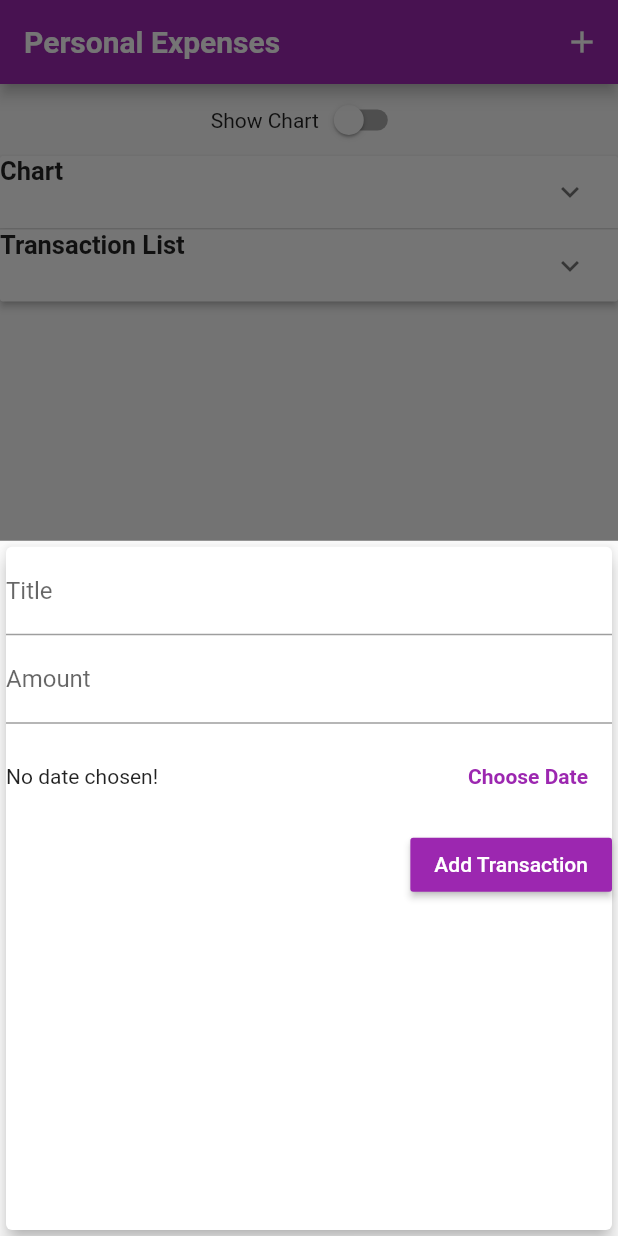
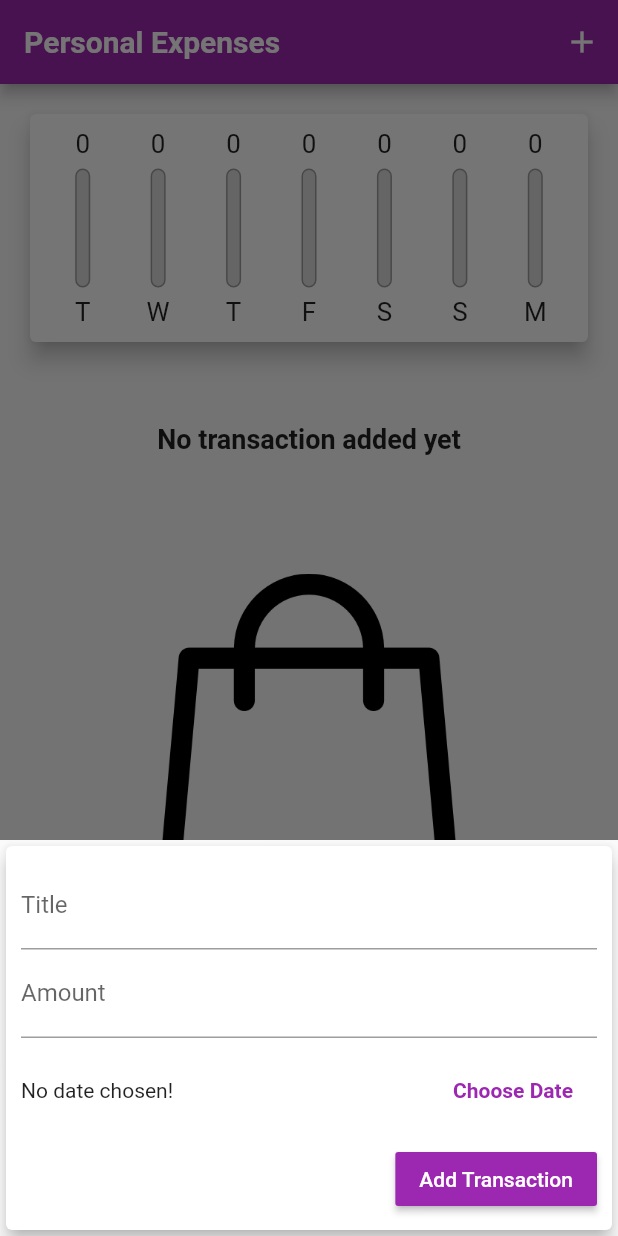
Before and after one commit to oreki27/Expense_Tracker, a Flutter app: the screen it shows after launch, after a tap on the "add" icon, on a phone screen of 412 x 824 dp. Run offline on Flutter 3.47's test engine with Material 2 defaults, Android fonts, the phone set to English and light mode, and no system bars; Roboto replaces fonts that are missing (OpenSans).

Commit message:
Adapted the app for both iOS and Android

```diff
--- a/lib/main.dart
+++ b/lib/main.dart
@@ -1,5 +1,9 @@
+import 'dart:io';
+
+import 'package:flutter/cupertino.dart';
 import 'package:flutter/material.dart';
 import 'package:flutter/services.dart';
+
 import './widgets/new_transaction.dart';
 import './widgets/transaction_list.dart';
 import '/widgets/chart.dart';
@@ -106,11 +110,27 @@ class _MyHomePageState extends State<MyHomePage> {
     );
   }
 
-  List<bool> lst = [false,false];
+  // List<bool> lst = [false,false];
 
   @override
   Widget build(BuildContext context) {
-    final appBar = AppBar(
+    final mQ = MediaQuery.of(context);
+    final bool isLandscape = mQ.orientation == Orientation.landscape;
+    final dynamic appBar = (Platform.isIOS
+
+  ?  CupertinoNavigationBar(
+      middle: Text("Personal Expenses"),
+      trailing: Row(
+          children: <Widget>[
+            GestureDetector(
+              onTap: () => _startAddNewTransaction(context),
+              child: Icon(CupertinoIcons.add),
+            ),
+          ],
+        mainAxisSize: MainAxisSize.min,
+        ),
+    )
+  :  AppBar(
       title: Text("Personal Expenses"),
       actions: <Widget>[
         IconButton(
@@ -118,68 +138,55 @@ class _MyHomePageState extends State<MyHomePage> {
           icon: Icon(Icons.add),
         ),
       ],
+    ));
+    final txnListWidget = Container(
+      child: TransactionList(_userTransactions,_deleteTransaction),
+      height: (mQ.size.height - appBar.preferredSize.height) * 0.55,
     );
-    return Scaffold(
-      appBar: appBar,
-      body: Column(
+    final chartWidgetLand = Container(
+      child: Chart(_recentTransactions),
+      height: (mQ.size.height - appBar.preferredSize.height) * 0.6,
+    );
+
+    final chartWidgetPotr = Container(
+      child: Chart(_recentTransactions),
+      height: (mQ.size.height - appBar.preferredSize.height) * 0.25,
+    );
+
+    final pageBody = SafeArea(child: Column(
       mainAxisAlignment: MainAxisAlignment.start,
       crossAxisAlignment: CrossAxisAlignment.center,
       children: <Widget>[
-          Row(
+        if(isLandscape) Row(
           mainAxisAlignment: MainAxisAlignment.center,
           children: <Widget>[
-              Text("Show Chart"),
-              Switch(value: _showChart, onChanged: (val) {
+            Text(
+              "Show Chart",
+              style: Theme.of(context).textTheme.headline6,
+            ),
+            Switch.adaptive(value: _showChart, onChanged: (val) {
               setState(() {
                 _showChart = val;
               });
             }),
           ],
         ),
-          ExpansionPanelList(
-            expansionCallback: (index,isExpanded) {
-              setState(() {
-                lst[index] = !isExpanded;
-              });
-            },
-            children: [
-              ExpansionPanel(
-                headerBuilder: (ctx,isOpen) {
-                  return Text(
-                    'Chart',
-                    style: TextStyle(
-                      fontWeight: FontWeight.bold,
-                      fontSize: 17,
-                    ),
-                  );
-                },
-                body: Container(
-                  child: Chart(_recentTransactions),
-                  height: (MediaQuery.of(context).size.height - appBar.preferredSize.height) * 0.25,
-                ),
-                isExpanded: lst[0],
-              ),
-              ExpansionPanel(
-                headerBuilder: (ctx,isOpen) {
-                  return Text(
-                    'Transaction List',
-                    style: TextStyle(
-                      fontWeight: FontWeight.bold,
-                      fontSize: 17,
-                    ),
-                  );
-                },
-                body: Container(
-                  child: TransactionList(_userTransactions,_deleteTransaction),
-                  height: (MediaQuery.of(context).size.height - appBar.preferredSize.height) * 0.70,
-                ),
-                isExpanded: lst[1],
-              ),
+        if(isLandscape) _showChart ? chartWidgetLand
+            : txnListWidget,
+        if(!isLandscape) chartWidgetPotr,
+        if(!isLandscape) txnListWidget,
       ],
-          ),
-        ],
-      ),
-      floatingActionButton: FloatingActionButton(
+    ));
+    return Platform.isIOS ? CupertinoPageScaffold(
+      child: pageBody,
+      navigationBar: appBar,
+    )
+        : Scaffold(
+      appBar: appBar,
+      body: pageBody,
+      floatingActionButton: Platform.isIOS
+          ? Container()
+          : FloatingActionButton(
               child: Icon(Icons.add),
               onPressed: () => _startAddNewTransaction(context),
             ),
--- /dev/null
+++ b/lib/widgets/adaptive_flat_button.dart
@@ -0,0 +1,27 @@
+import 'dart:io';
+
+import 'package:flutter/material.dart';
+import 'package:flutter/cupertino.dart';
+
+class AdaptiveFlatButton extends StatelessWidget {
+  final VoidCallback handler;
+  final String text;
+
+  AdaptiveFlatButton(
+      this.text,
+      this.handler
+      );
+  @override
+  Widget build(BuildContext context) {
+    return Platform.isIOS
+        ? CupertinoButton(
+      onPressed: () => handler,
+      child: Text(text, style: TextStyle(fontWeight: FontWeight.bold),),
+    )
+        : FlatButton(
+      onPressed: () => handler,
+      textColor: Theme.of(context).primaryColor,
+      child: Text(text, style: TextStyle(fontWeight: FontWeight.bold),),
+    );
+  }
+}
--- a/lib/widgets/chart.dart
+++ b/lib/widgets/chart.dart
@@ -1,8 +1,9 @@
-import 'package:bill_tracker/widgets/chart_bar.dart';
+import 'package:flutter/material.dart';
+import './chart_bar.dart';
 import 'package:intl/intl.dart';
 
 import '../models/transaction.dart';
-import 'package:flutter/material.dart';
+
 
 class Chart extends StatelessWidget {
 
--- a/lib/widgets/new_transaction.dart
+++ b/lib/widgets/new_transaction.dart
@@ -1,3 +1,7 @@
+import 'dart:io';
+
+import 'package:bill_tracker/widgets/adaptive_flat_button.dart';
+import 'package:flutter/cupertino.dart';
 import 'package:flutter/material.dart';
 import 'package:intl/intl.dart';
 
@@ -43,9 +47,16 @@ class _NewTransactionState extends State<NewTransaction> {
 
   @override
   Widget build(BuildContext context) {
-    return Card(
+    return SingleChildScrollView(
+      child: Card(
         elevation: 5,
         child: Container(
+          padding: EdgeInsets.only(
+            left: 10,
+            right: 10,
+            top: 10,
+            bottom: MediaQuery.of(context).viewInsets.bottom + 10,
+          ),
           child: Column(
             crossAxisAlignment: CrossAxisAlignment.end,
             children: <Widget>[
@@ -61,6 +72,7 @@ class _NewTransactionState extends State<NewTransaction> {
                 decoration: InputDecoration(
                   labelText: "Amount",
                 ),
+
                 controller: _amountController,
                 keyboardType: TextInputType.numberWithOptions(decimal: true),
                 onSubmitted: _submitText,
@@ -71,11 +83,9 @@ class _NewTransactionState extends State<NewTransaction> {
                 child: Row(
                   children: <Widget>[
                     Expanded(child: Text((_selectedDate == null) ? "No date chosen!" : "Picked Date: ${DateFormat.yMd().format(_selectedDate!)}")),
-                  FlatButton(
-                      onPressed: () => _presentDatePicker(),
-                      textColor: Theme.of(context).primaryColor,
-                      child: Text("Choose Date", style: TextStyle(fontWeight: FontWeight.bold),),
-
+                    AdaptiveFlatButton(
+                      "Choose Date",
+                      _presentDatePicker
                     ),
                   ],
                 ),
@@ -89,6 +99,7 @@ class _NewTransactionState extends State<NewTransaction> {
             ],
           ),
         ),
+      ),
     );
   }
 }
--- a/lib/widgets/transaction_list.dart
+++ b/lib/widgets/transaction_list.dart
@@ -1,6 +1,7 @@
 import 'package:flutter/material.dart';
+import 'package:intl/intl.dart';
+
 import '../models/transaction.dart';
-import 'package:intl/intl.dart';
 
 class TransactionList extends StatelessWidget {
 
@@ -11,20 +12,26 @@ class TransactionList extends StatelessWidget {
 
   @override
   Widget build(BuildContext context) {
-    return LayoutBuilder(
+    return Container(
+      child: (userTransactions.isEmpty) ?
+      LayoutBuilder(
           builder: (ctx, constraints) {
-          return Container(
-            height: constraints.maxHeight * 0.1,
-            child: (userTransactions.isEmpty) ?
-            Column(
+            return Column(
+              mainAxisAlignment: MainAxisAlignment.spaceEvenly,
               children: <Widget>[
                 Text("No transaction added yet",style: Theme.of(context).textTheme.headline6,),
+                SizedBox(
+                  height: 10,
+                ),
                 Container(child:
                 Image.asset('assets/images/shoppingBag.png',fit: BoxFit.cover,),
-                  height: constraints.maxHeight * 0.4,
+                  height: constraints.maxHeight * 0.6,
                 )
               ],
-            ) :ListView.builder(
+            );
+          }
+      )
+      :ListView.builder(
         itemCount: userTransactions.length,
         itemBuilder: (ctx, index) {
           return Card(
@@ -40,9 +47,15 @@ class TransactionList extends StatelessWidget {
               ),
               title: Text("${userTransactions[index].title}", style: Theme.of(context).textTheme.headline6,),
               subtitle: Text("${DateFormat.yMMMd().format(userTransactions[index].date)}"),
-                    trailing: IconButton(
+              trailing: MediaQuery.of(context).size.width < 460
+                  ? IconButton(
                     icon: Icon(Icons.delete),
                     color: Theme.of(context).errorColor,
+                    onPressed: () => deleteTx(userTransactions[index].id)
+              ) : FlatButton.icon(
+                icon: Icon(Icons.delete),
+                label: Text("Delete"),
+                textColor: Theme.of(context).errorColor,
                 onPressed: () => deleteTx(userTransactions[index].id),
               ),
             ),
@@ -51,6 +64,4 @@ class TransactionList extends StatelessWidget {
       ),
     );
   }
-    );
 }
-}
```
Also changed, not shown: 1 other file. Lines whose indentation alone changed are shown as unchanged.
